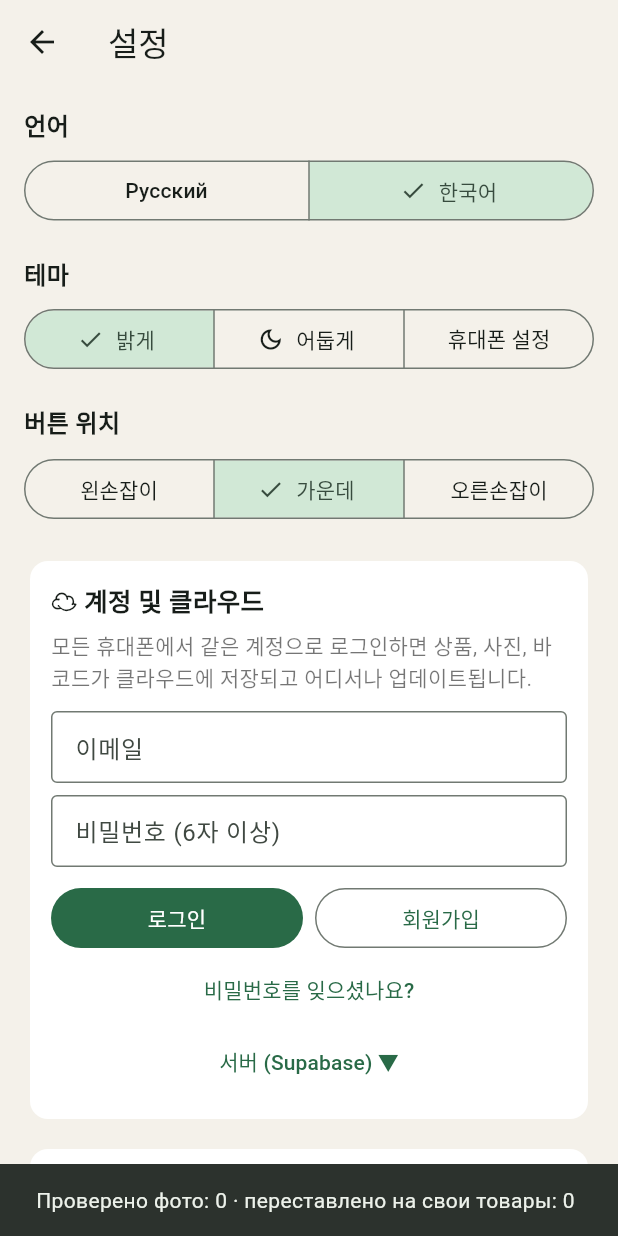
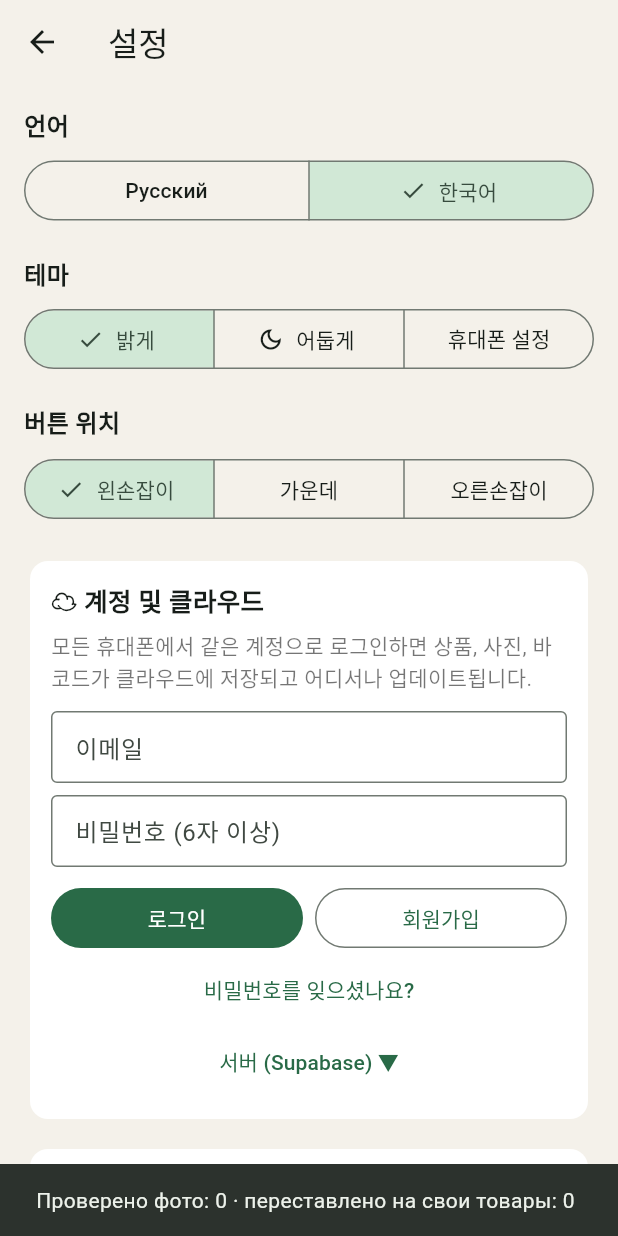
Before and after one commit to dl74284014-eng/srokomer, a Flutter app: the SettingsPage screen opened directly, after a tap on "한국어", on a phone screen of 412 x 824 dp. Run offline on Flutter 3.47's test engine with Material 3 defaults, Android fonts, the phone set to English and light mode, and no system bars; our stand-ins replace flutter_local_notifications, image_picker, open_filex, pdf, share_plus, timezone; missing offline and left inert: excel, google_mlkit_text_recognition, mobile_scanner; statements that could not run were skipped.

Commit message:
Всё приложение под левую руку: шапки, диалоги, сканер; по умолчанию «для левшей»
Co-Authored-By: Claude Opus 5.5 <noreply@anthropic.com>
Claude-Session: https://claude.ai/code/session_01HyoCSdhvTXgCMhVqQdiCeE

```diff
--- a/lib/item_tile.dart
+++ b/lib/item_tile.dart
@@ -252,14 +252,14 @@ Future<void> showItemActions(BuildContext context, Item it) async {
         builder: (ctx) => AlertDialog(
           title: Text(tf('delete_q', {'name': it.name})),
           content: Text(t('delete_sub')),
-          actions: [
+          actions: acts([
             TextButton(onPressed: () => Navigator.pop(ctx, false), child: Text(t('cancel'))),
             FilledButton(
               style: FilledButton.styleFrom(backgroundColor: const Color(0xFFD6363B)),
               onPressed: () => Navigator.pop(ctx, true),
               child: Text(t('delete')),
             ),
-          ],
+          ]),
         ),
       );
       if (ok == true) await store.deleteItem(it.id);
--- a/lib/l10n.dart
+++ b/lib/l10n.dart
@@ -18,7 +18,7 @@ Future<T> inKorean<T>(Future<T> Function() fn) async {
 }
 
 /// Расположение кнопок: 'center' (по умолчанию), 'left' — для левшей, 'right' — для правшей.
-String get hand => store.settings['hand'] ?? 'center';
+String get hand => store.settings['hand'] ?? 'left';
 
 String t(String k) => (isKo ? _ko[k] : _ru[k]) ?? _ru[k] ?? k;
 
--- a/lib/list_page.dart
+++ b/lib/list_page.dart
@@ -1,6 +1,7 @@
 import 'package:flutter/material.dart';
 
 import 'item_tile.dart';
+import 'widgets.dart';
 import 'l10n.dart';
 import 'models.dart';
 import 'store.dart';
@@ -43,8 +44,8 @@ class _ListPageState extends State<ListPage> {
   @override
   Widget build(BuildContext context) {
     return Scaffold(
-      appBar: AppBar(
-        title: Text(widget.title),
+      appBar: handBar(
+        title: Text(widget.title, overflow: TextOverflow.ellipsis),
         actions: [
           PopupMenuButton<String>(
             tooltip: t('sort'),
--- a/lib/main.dart
+++ b/lib/main.dart
@@ -48,6 +48,7 @@ class SrokomerApp extends StatelessWidget {
           colorSchemeSeed: brand,
           scaffoldBackgroundColor: bg,
           appBarTheme: const AppBarTheme(backgroundColor: bg, surfaceTintColor: Colors.transparent),
+          dialogTheme: DialogThemeData(actionsAlignment: dialogAlign),
         ),
         darkTheme: ThemeData(
           useMaterial3: true,
@@ -57,6 +58,7 @@ class SrokomerApp extends StatelessWidget {
           scaffoldBackgroundColor: Colors.black,
           canvasColor: Colors.black,
           appBarTheme: const AppBarTheme(backgroundColor: Colors.black, surfaceTintColor: Colors.transparent),
+          dialogTheme: DialogThemeData(actionsAlignment: dialogAlign),
         ),
         locale: Locale(lang),
         supportedLocales: const [Locale('ru'), Locale('ko'), Locale('en')],
@@ -105,6 +107,11 @@ class _HomePageState extends State<HomePage> with WidgetsBindingObserver {
         if (store.settings['catAll1'] != '1' && store.items.isNotEmpty && store.geminiKey.isNotEmpty && mounted) {
           await runCategorizeAll(context);
           await store.setSetting('catAll1', '1');
+        }
+        // один раз: включить раскладку для левой руки
+        if (store.settings['handLeft1'] != '1') {
+          await store.setSetting('handLeft1', '1');
+          await store.setSetting('hand', 'left');
         }
         // один раз: перенести алкоголь из «Напитков» в новую категорию «Алкоголь»
         if (store.settings['catAlc1'] != '1') {
@@ -197,15 +204,15 @@ class _HomePageState extends State<HomePage> with WidgetsBindingObserver {
   @override
   Widget build(BuildContext context) {
     return Scaffold(
-      appBar: AppBar(
+      appBar: handBar(
         titleSpacing: 12,
-        title: Row(children: [
+        title: Row(mainAxisSize: MainAxisSize.min, children: [
           ClipRRect(
             borderRadius: BorderRadius.circular(9),
             child: Image.asset('assets/icon.png', width: 36, height: 36),
           ),
           const SizedBox(width: 10),
-          const Text('L할인마트 유통기한', style: TextStyle(fontWeight: FontWeight.w800)),
+          const Flexible(child: Text('L할인마트 유통기한', overflow: TextOverflow.ellipsis, style: TextStyle(fontWeight: FontWeight.w800))),
         ]),
         actions: [
           ListenableBuilder(
--- a/lib/scanner_page.dart
+++ b/lib/scanner_page.dart
@@ -1,5 +1,6 @@
 import 'package:flutter/material.dart';
 
+import 'widgets.dart';
 import 'l10n.dart';
 import 'package:flutter/services.dart';
 import 'package:mobile_scanner/mobile_scanner.dart';
@@ -55,10 +56,10 @@ class _ScannerPageState extends State<ScannerPage> {
           keyboardType: TextInputType.number,
           decoration: const InputDecoration(hintText: '8801234567890'),
         ),
-        actions: [
+        actions: acts([
           TextButton(onPressed: () => Navigator.pop(ctx), child: Text(t('cancel'))),
           FilledButton(onPressed: () => Navigator.pop(ctx, c.text.trim()), child: Text(t('done'))),
-        ],
+        ]),
       ),
     );
     if (v != null && v.isNotEmpty && mounted) {
@@ -94,6 +95,7 @@ class _ScannerPageState extends State<ScannerPage> {
             child: Padding(
               padding: const EdgeInsets.all(8),
               child: Row(
+                textDirection: hand == 'left' ? TextDirection.rtl : TextDirection.ltr,
                 children: [
                   IconButton.filledTonal(
                     onPressed: () => Navigator.pop(context),
--- a/lib/settings_page.dart
+++ b/lib/settings_page.dart
@@ -268,10 +268,10 @@ class _SettingsPageState extends State<SettingsPage> {
                   builder: (ctx) => AlertDialog(
                     title: Text(t('acc_logout_q')),
                     content: Text(t('acc_logout_sub')),
-                    actions: [
+                    actions: acts([
                       TextButton(onPressed: () => Navigator.pop(ctx, false), child: Text(t('cancel'))),
                       FilledButton(onPressed: () => Navigator.pop(ctx, true), child: Text(t('acc_logout'))),
-                    ],
+                    ]),
                   ),
                 );
                 if (ok == true) await auth.signOut();
--- a/lib/store.dart
+++ b/lib/store.dart
@@ -196,7 +196,7 @@ class Store extends ChangeNotifier {
 
   Future<void> setSetting(String k, String v) async {
     settings[k] = v;
-    if (k == 'lang') notifyListeners();
+    if (k == 'lang' || k == 'hand') notifyListeners();
     await save();
   }
 
--- a/lib/updater.dart
+++ b/lib/updater.dart
@@ -6,6 +6,7 @@ import 'package:http/http.dart' as http;
 import 'package:open_filex/open_filex.dart';
 import 'package:path_provider/path_provider.dart';
 
+import 'widgets.dart';
 import 'l10n.dart';
 import 'store.dart';
 
@@ -92,10 +93,10 @@ Future<void> offerUpdate(BuildContext context, {bool manual = false}) async {
     builder: (ctx) => AlertDialog(
       title: Text('⬆️ ${t('upd_title')}'),
       content: Text(tf('upd_text', {'v': u.name})),
-      actions: [
+      actions: acts([
         TextButton(onPressed: () => Navigator.pop(ctx, false), child: Text(t('upd_later'))),
         FilledButton(onPressed: () => Navigator.pop(ctx, true), child: Text(t('upd_now'))),
-      ],
+      ]),
     ),
   );
   if (ok != true || !context.mounted) return;
--- a/lib/widgets.dart
+++ b/lib/widgets.dart
@@ -9,6 +9,25 @@ import 'photo_fix.dart';
 import 'photo_review_page.dart';
 import 'store.dart';
 import 'l10n.dart';
+
+/// Кнопки диалога: для левшей главная кнопка — слева.
+List<Widget> acts(List<Widget> l) => hand == 'left' ? l.reversed.toList() : l;
+
+/// Шапка экрана: для левшей кнопки — слева (рядом со «Назад»), заголовок — справа.
+AppBar handBar({required Widget title, List<Widget> actions = const [], double? titleSpacing}) {
+  if (hand != 'left' || actions.isEmpty) {
+    return AppBar(title: title, actions: actions, titleSpacing: titleSpacing);
+  }
+  return AppBar(
+    titleSpacing: 0,
+    title: Row(children: [
+      ...actions.reversed,
+      const SizedBox(width: 6),
+      Expanded(child: Align(alignment: Alignment.centerRight, child: title)),
+      const SizedBox(width: 14),
+    ]),
+  );
+}
 
 MainAxisAlignment get dialogAlign =>
     hand == 'left' ? MainAxisAlignment.start : (hand == 'right' ? MainAxisAlignment.end : MainAxisAlignment.center);
@@ -347,10 +366,10 @@ Future<String?> askCategory(BuildContext context, String suggest) async {
         Expanded(child: Text(catName(c), style: const TextStyle(fontSize: 20, fontWeight: FontWeight.w800))),
       ]),
       actionsAlignment: dialogAlign,
-      actions: [
+      actions: acts([
         TextButton(onPressed: () => Navigator.pop(ctx, false), child: Text(t('cat_other'))),
         FilledButton(onPressed: () => Navigator.pop(ctx, true), child: Text(t('yes'))),
-      ],
+      ]),
     ),
   );
   if (ok == true) return suggest;
```
Also changed, not shown: lib/item_form.dart (+5 -5 lines).
